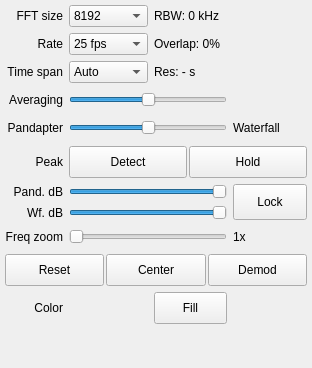
Above: src/qtgui/dockfft.ui from gqrx-sdr/gqrx before the change. Below: the same form after it.
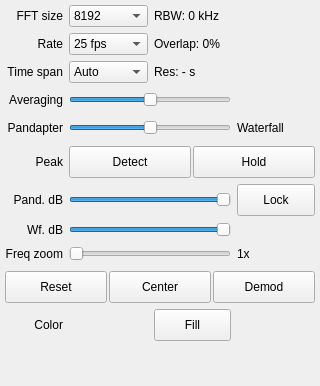
That is the form after the change. Icons and pictures are not drawn. Custom widgets are drawn as their Qt base class.

Commit message:
LEt Lock button occupy a single cell only.
This make the button have a more native feel and leaves an empty cell
for a future auto-scale button.

What changed in the file:
```diff
--- a/src/qtgui/dockfft.ui
+++ b/src/qtgui/dockfft.ui
@@ -6,8 +6,8 @@
    <rect>
     <x>0</x>
     <y>0</y>
-    <width>312</width>
-    <height>368</height>
+    <width>320</width>
+    <height>386</height>
    </rect>
   </property>
   <property name="sizePolicy">
@@ -83,8 +83,8 @@
         <rect>
          <x>0</x>
          <y>0</y>
-         <width>302</width>
-         <height>339</height>
+         <width>310</width>
+         <height>357</height>
         </rect>
        </property>
        <layout class="QVBoxLayout" name="verticalLayout">
@@ -957,37 +957,6 @@
             </property>
            </widget>
           </item>
-          <item row="6" column="3" rowspan="2">
-           <widget class="QPushButton" name="lockButton">
-            <property name="enabled">
-             <bool>true</bool>
-            </property>
-            <property name="sizePolicy">
-             <sizepolicy hsizetype="MinimumExpanding" vsizetype="Preferred">
-              <horstretch>0</horstretch>
-              <verstretch>0</verstretch>
-             </sizepolicy>
-            </property>
-            <property name="minimumSize">
-             <size>
-              <width>50</width>
-              <height>32</height>
-             </size>
-            </property>
-            <property name="toolTip">
-             <string>Lock panadapter and waterfall sliders together</string>
-            </property>
-            <property name="statusTip">
-             <string>Lock panadapter and waterfall sliders together</string>
-            </property>
-            <property name="text">
-             <string>Lock</string>
-            </property>
-            <property name="checkable">
-             <bool>true</bool>
-            </property>
-           </widget>
-          </item>
           <item row="4" column="1" colspan="2">
            <widget class="QSlider" name="fftSplitSlider">
             <property name="sizePolicy">
@@ -1032,6 +1001,37 @@
             </property>
            </spacer>
           </item>
+          <item row="6" column="3">
+           <widget class="QPushButton" name="lockButton">
+            <property name="enabled">
+             <bool>true</bool>
+            </property>
+            <property name="sizePolicy">
+             <sizepolicy hsizetype="MinimumExpanding" vsizetype="Preferred">
+              <horstretch>0</horstretch>
+              <verstretch>0</verstretch>
+             </sizepolicy>
+            </property>
+            <property name="minimumSize">
+             <size>
+              <width>50</width>
+              <height>32</height>
+             </size>
+            </property>
+            <property name="toolTip">
+             <string>Lock panadapter and waterfall sliders together</string>
+            </property>
+            <property name="statusTip">
+             <string>Lock panadapter and waterfall sliders together</string>
+            </property>
+            <property name="text">
+             <string>Lock</string>
+            </property>
+            <property name="checkable">
+             <bool>true</bool>
+            </property>
+           </widget>
+          </item>
          </layout>
         </item>
        </layout>
```
